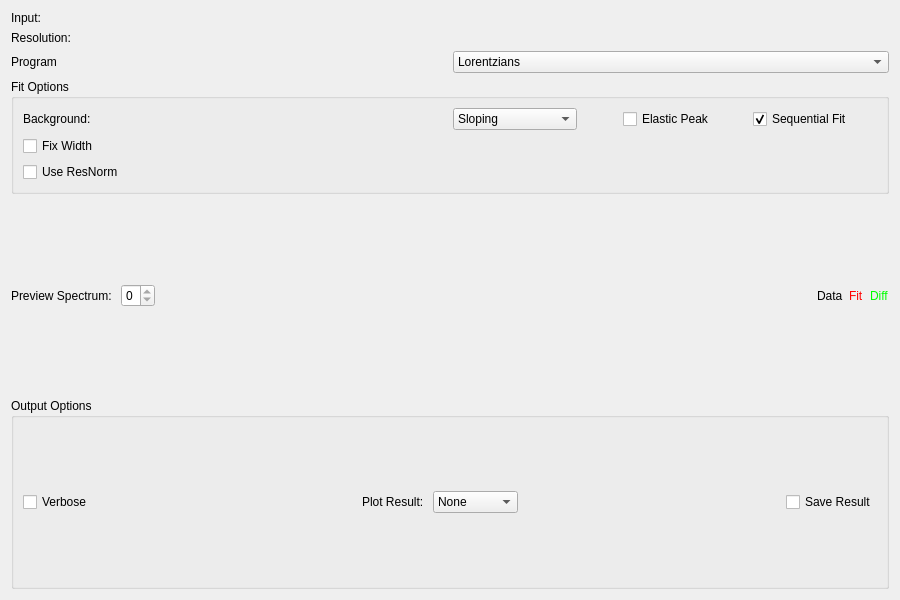
Qt form Code/Mantid/MantidQt/CustomInterfaces/inc/MantidQtCustomInterfaces/Indirect/Quasi.ui (mantidproject/mantid) before a commit.
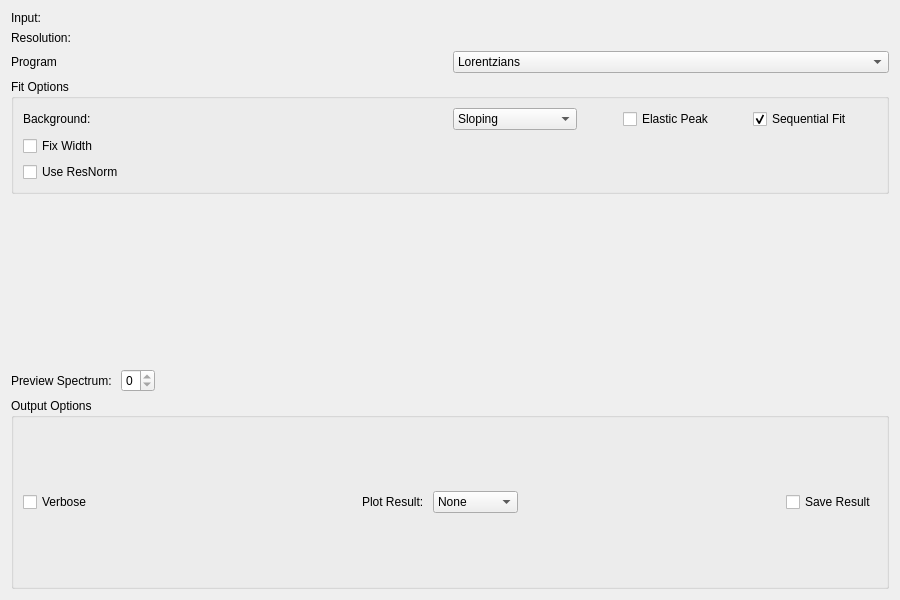
The same form after that commit. Custom widgets are drawn as their Qt base class.

Commit message:
Implement new plot widget on bayes interfaces
Refs #11036

Patch:
```diff
--- a/Code/Mantid/MantidQt/CustomInterfaces/inc/MantidQtCustomInterfaces/Indirect/Quasi.ui
+++ b/Code/Mantid/MantidQt/CustomInterfaces/inc/MantidQtCustomInterfaces/Indirect/Quasi.ui
@@ -268,7 +268,18 @@
      <item>
       <layout class="QVBoxLayout" name="plotPane">
        <item>
-        <layout class="QVBoxLayout" name="plotSpace"/>
+        <widget class="MantidQt::MantidWidgets::PreviewPlot" name="ppPlot" native="true">
+         <property name="showLegend" stdset="0">
+          <bool>true</bool>
+         </property>
+         <property name="canvasColour" stdset="0">
+          <color>
+           <red>255</red>
+           <green>255</green>
+           <blue>255</blue>
+          </color>
+         </property>
+        </widget>
        </item>
        <item>
         <layout class="QHBoxLayout" name="underPlotSpace">
@@ -299,33 +310,6 @@
            </property>
           </spacer>
          </item>
-         <item>
-          <widget class="QLabel" name="lblPlotLegendData">
-           <property name="text">
-            <string>Data</string>
-           </property>
-          </widget>
-         </item>
-         <item>
-          <widget class="QLabel" name="lblPplotLegendFit">
-           <property name="text">
-            <string>Fit</string>
-           </property>
-           <property name="styleSheet">
-            <string notr="true">color: rgb(255, 0, 0);</string>
-           </property>
-          </widget>
-         </item>
-         <item>
-          <widget class="QLabel" name="lblPplotLegendDiff">
-           <property name="text">
-            <string>Diff</string>
-           </property>
-           <property name="styleSheet">
-            <string notr="true">color: rgb(0, 255, 0);</string>
-           </property>
-          </widget>
-         </item>
         </layout>
        </item>
       </layout>
@@ -442,6 +426,12 @@
    <extends>QWidget</extends>
    <header>MantidQtMantidWidgets/DataSelector.h</header>
   </customwidget>
+  <customwidget>
+   <class>MantidQt::MantidWidgets::PreviewPlot</class>
+   <extends>QWidget</extends>
+   <header>MantidQtMantidWidgets/PreviewPlot.h</header>
+   <container>1</container>
+  </customwidget>
  </customwidgets>
  <resources/>
  <connections/>
```
Left out of the diff: 20 changed lines with no effect on the pictures. The commit also changes 5 other files.
